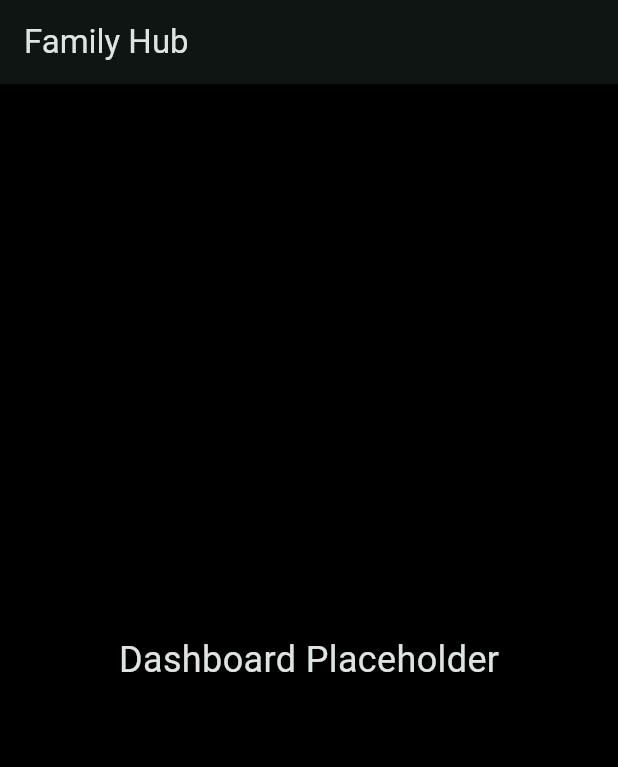
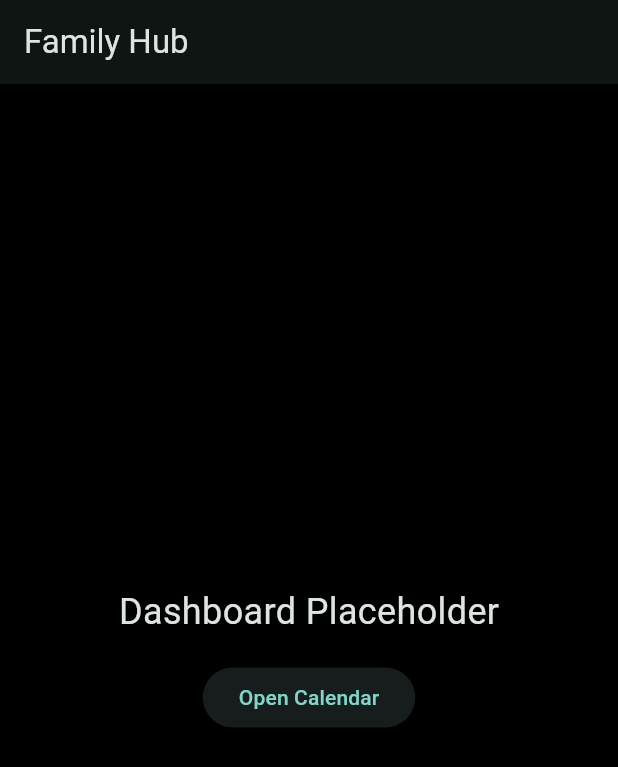
Before and after one commit to Soulcrypt/family-hub, a Flutter app: the screen it shows after launch, on a phone screen of 412 x 824 dp. Shown: the top 767 px of the screen. Run offline on Flutter 3.47's test engine with Material 3 defaults, Android fonts, the light colour scheme and no system bars.

Commit message:
Connect dashboard to calendar

```diff
--- a/lib/features/dashboard/dashboard_screen.dart
+++ b/lib/features/dashboard/dashboard_screen.dart
@@ -1,4 +1,5 @@
 import 'package:flutter/material.dart';
+import '../../modules/calendar/calendar_screen.dart';
 
 class DashboardScreen extends StatelessWidget {
   const DashboardScreen({super.key});
@@ -9,10 +10,26 @@ class DashboardScreen extends StatelessWidget {
       appBar: AppBar(
         title: const Text('Family Hub'),
       ),
-      body: const Center(
-        child: Text(
-          'Dashboard Placeholder',
-          style: TextStyle(fontSize: 24),
+      body: Center(
+        child: Column(
+          mainAxisSize: MainAxisSize.min,
+          children: [
+            const Text(
+              'Dashboard Placeholder',
+              style: TextStyle(fontSize: 24),
+            ),
+            const SizedBox(height: 16),
+            ElevatedButton(
+              onPressed: () {
+                Navigator.of(context).push(
+                  MaterialPageRoute(
+                    builder: (context) => const CalendarScreen(),
+                  ),
+                );
+              },
+              child: const Text('Open Calendar'),
+            ),
+          ],
         ),
       ),
     );
```
Also changed, not shown: 1 other file.
